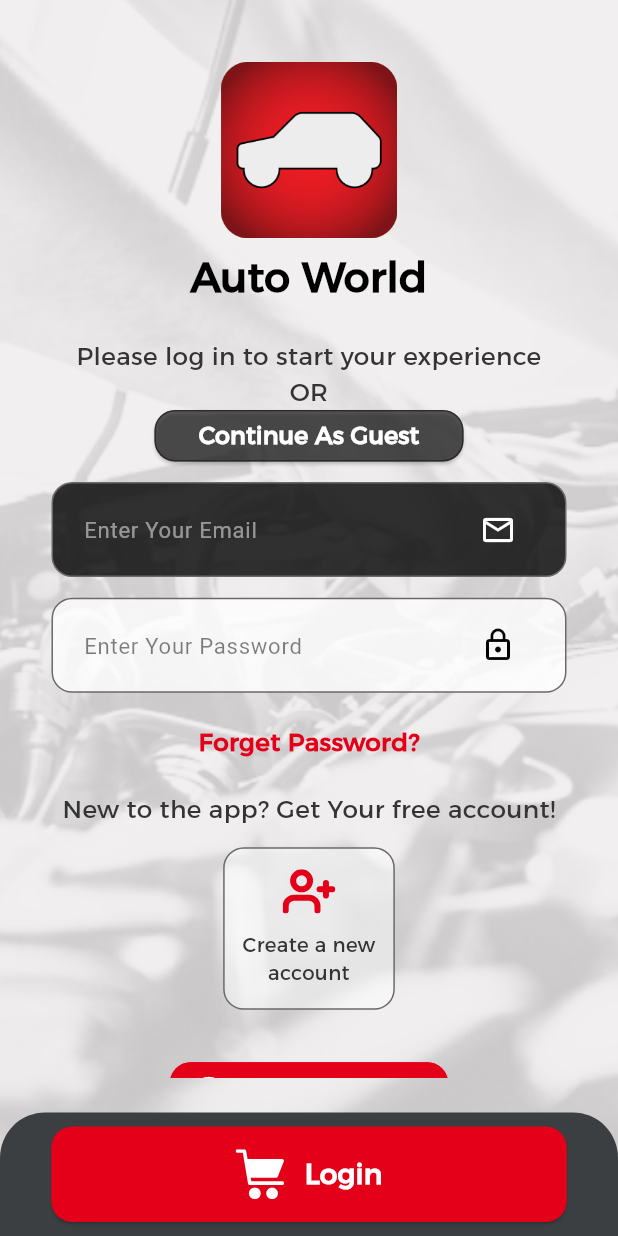
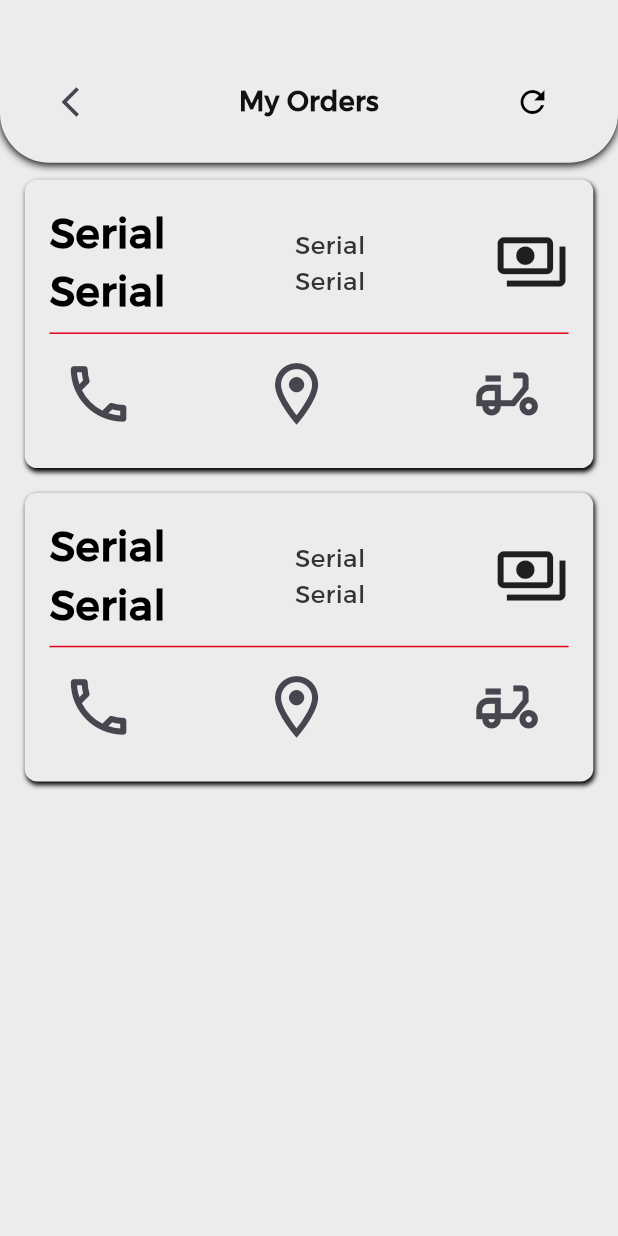
Before and after one commit to zoalfkardeeb/autoworld, a Flutter app: the screen it shows after launch, on a phone screen of 412 x 824 dp. Run offline on Flutter 3.47's test engine with Material 3 defaults, Android fonts, the phone set to English and light mode, and no system bars; our stand-ins replace another_flushbar, app_links, cached_network_image, cloud_firestore, dio, double_back_to_close_app and 29 more; missing offline and left inert: easy_pdf_viewer, flutter_facebook_auth, mailer, map_location_picker, platform_device_id, simple_tooltip; accounts and stored records are empty; Roboto replaces fonts that are missing (GothamLight); project files that could hold a hidden picture were left out.

Commit message:
worker screen

```diff
--- a/lang/ar.json
+++ b/lang/ar.json
@@ -271,6 +271,7 @@
   "Pay with": "طريقة الدفع",
   "Card": "بطاقة",
   "On Delivery": "عند الاستلام",
-  "Phone Number": "رقم الهاتف"
+  "Phone Number": "رقم الهاتف",
+
 
 }
--- /dev/null
+++ b/lib/eShop/worker/mainScreen.dart
@@ -0,0 +1,202 @@
+import 'package:automall/MyWidget.dart';
+import 'package:automall/const.dart';
+import 'package:automall/constant/app_size.dart';
+import 'package:automall/constant/color/MyColors.dart';
+import 'package:automall/localizations.dart';
+import 'package:flutter/material.dart';
+class MainWorkerScreen extends StatefulWidget {
+  const MainWorkerScreen({Key? key,}) : super(key: key);
+
+  @override
+  State<MainWorkerScreen> createState() => _MainWorkerScreenState();
+}
+
+class _MainWorkerScreenState extends State<MainWorkerScreen> {
+  List order = ['',''];
+  MyWidget? _m;
+
+  @override
+  Widget build(BuildContext context) {
+    _m = MyWidget(context);
+    return Scaffold(
+      resizeToAvoidBottomInset: true,
+      backgroundColor: MyColors.topCon,
+      body: Stack(
+        children: [
+          Align(
+            alignment: Alignment.topCenter,
+            child: Container(
+              height: MediaQuery.of(context).size.height*(1-bottomConRatio),
+              width: double.infinity,
+              alignment: Alignment.topCenter,
+              padding: const EdgeInsets.only(
+                //left: MediaQuery.of(context).size.width/20,
+                //right: MediaQuery.of(context).size.width/20,
+                //top: MediaQuery.of(context).size.height / 40,
+              ),
+              child: Column(
+                //mainAxisAlignment: MainAxisAlignment.center,
+                crossAxisAlignment: CrossAxisAlignment.center,
+                children: [
+                  _topBar(AppWidth.w8),
+                  const SizedBox(height: 3,),
+                  Expanded(
+                    flex: 1,
+                    child: ListView(
+
+                      children: order.map((e) => MyWidget.shadowContainer(
+                        padding: AppWidth.w4,
+                        margin: AppWidth.w4,
+                        child: _orderContainer(),
+                      ),).toList(),
+                    )
+                  ),
+                ],
+              ),
+            ),
+          ),
+          Align(
+            alignment: Alignment.bottomCenter,
+            child: MediaQuery
+                .of(context)
+                .viewInsets
+                .bottom == 0 ?
+            _m!.bottomContainer(
+                SizedBox(),
+                AppWidth.w4)
+                : const SizedBox(height: 0.1,),
+          ),
+          Align(
+            alignment: Alignment.center,
+            child: pleaseWait?
+            _m!.progress()
+                :
+            const SizedBox(),
+          )
+        ],
+      ),
+    );
+  }
+
+  _orderContainer(){
+    return Column(
+      children: [
+        Row(
+          mainAxisAlignment: MainAxisAlignment.spaceBetween,
+          children: [
+            Column(
+              mainAxisAlignment: MainAxisAlignment.spaceEvenly,
+              children: [
+                _m!.headText('Serial'),
+                _m!.headText('Serial'),
+              ],
+            ),
+            const VerticalDivider(color: MyColors.mainColor),
+            Column(
+              mainAxisAlignment: MainAxisAlignment.spaceEvenly,
+              children: [
+                _m!.bodyText1('Serial', padding: 0.0, padV: 0.0),
+                _m!.bodyText1('Serial', padding: 0.0, padV: 0.0),
+              ],
+            ),
+            const VerticalDivider(color: MyColors.mainColor),
+            Icon(Icons.payments_outlined, size: AppHeight.h6,),
+          ],
+        ),
+        _deliverRow(),
+      ],
+    );
+  }
+
+  _deliverRow(){
+    call(){
+
+    }
+    deliver(){}
+    location(){
+
+    }
+    return Column(
+      children: [
+        const Divider(color: MyColors.mainColor,),
+        Row(
+          mainAxisAlignment: MainAxisAlignment.spaceBetween,
+          children: [
+            IconButton(
+                onPressed: ()=> call(),
+                icon: Icon(Icons.call_outlined, size: AppHeight.h6,)
+            ),
+            IconButton(
+                onPressed: ()=> location(),
+                icon: Icon(Icons.location_on_outlined, size: AppHeight.h6,)
+            ),
+            Padding(
+              padding: EdgeInsets.symmetric(horizontal: AppWidth.w2),
+              child: IconButton(
+                  onPressed: ()=> deliver(),
+                  icon: Icon(Icons.delivery_dining_outlined, size: AppHeight.h6,)
+              ),
+            ),
+
+          ],
+        ),
+      ],
+    );
+  }
+
+  _refresh(){
+      _onPress(){}
+      return Align(
+        alignment: lng==2?Alignment.centerLeft:Alignment.centerRight,
+        child: IconButton(
+          icon: const Icon(Icons.refresh_outlined, color: MyColors.black,),
+          onPressed: () => _onPress(),
+        ),);
+    }
+
+  _topBar(curve) {
+    return Container(
+        padding: EdgeInsets.symmetric(horizontal: curve, vertical: curve/2),
+        decoration: BoxDecoration(
+          color: MyColors.topCon,
+          borderRadius: BorderRadius.only(bottomLeft: Radius.circular(curve), bottomRight: Radius.circular(curve)),
+          boxShadow: const [BoxShadow(
+            color: MyColors.black,
+            offset: Offset(0, 1),
+            blurRadius: 4,
+          )], ),
+        child: Column(
+          crossAxisAlignment: CrossAxisAlignment.start,
+          children: [
+            SizedBox(height: MediaQuery.of(context).size.height/30,),
+            Row(
+              //mainAxisAlignment: MainAxisAlignment.center,
+              children: [
+                Expanded(
+                  flex: 1,
+                  child:
+                  IconButton(
+                    icon: Align(
+                      alignment: lng == 2 ? Alignment.centerRight : Alignment.centerLeft,
+                      child: const Icon(Icons.arrow_back_ios),
+                    ),
+                    onPressed: ()=> Navigator.of(context).pop(),
+                  ),
+                ),
+                Expanded(
+                  flex: 1,
+                  child: _m!.titleText1(AppLocalizations.of(context)!.translate('My Orders')),
+                ),
+                Expanded(
+                  flex: 1,
+                  child: _refresh(),
+                ),
+              ],
+            ),
+          ],
+        )
+    );
+  }
+
+
+}
--- a/lib/main.dart
+++ b/lib/main.dart
@@ -1,5 +1,6 @@
 import 'dart:io';
 
+import 'package:automall/eShop/worker/mainScreen.dart';
 import 'package:responsive_sizer/responsive_sizer.dart';
 import 'package:automall/screen/SplachScreen.dart';
 import 'package:flutter/material.dart';
@@ -158,7 +159,7 @@ class MyApp extends StatelessWidget {
           theme: ThemeData(
             primarySwatch: Colors.red,
           ),
-          home: const SplashScreen(),
+          home: MainWorkerScreen(),//const SplashScreen(),
           routes: const {
           },
         );
--- a/lib/screen/selectScreen.dart
+++ b/lib/screen/selectScreen.dart
@@ -105,6 +105,7 @@ class _SelectScreenState extends State<SelectScreen> {
     setState(() {
       pleaseWait = true;
     });
+    if(url.toLowerCase().contains('car')){
       await MyAPI(context: context).getCarSell('');
       // ignore: use_build_context_synchronously
       await MyAPI(context: context).getCarModel();
@@ -113,6 +114,7 @@ class _SelectScreenState extends State<SelectScreen> {
         pleaseWait = false;
       });
       if(carSellsList.isNotEmpty) MyApplication.navigateTo(context, CarSellDetails(indexCarSell: carSellsList.indexWhere((element) => element['id'] == id)));
+    }
   }
 
   Future<void> _initDeepLinks() async {
```
Lines whose indentation alone changed are shown as unchanged.
